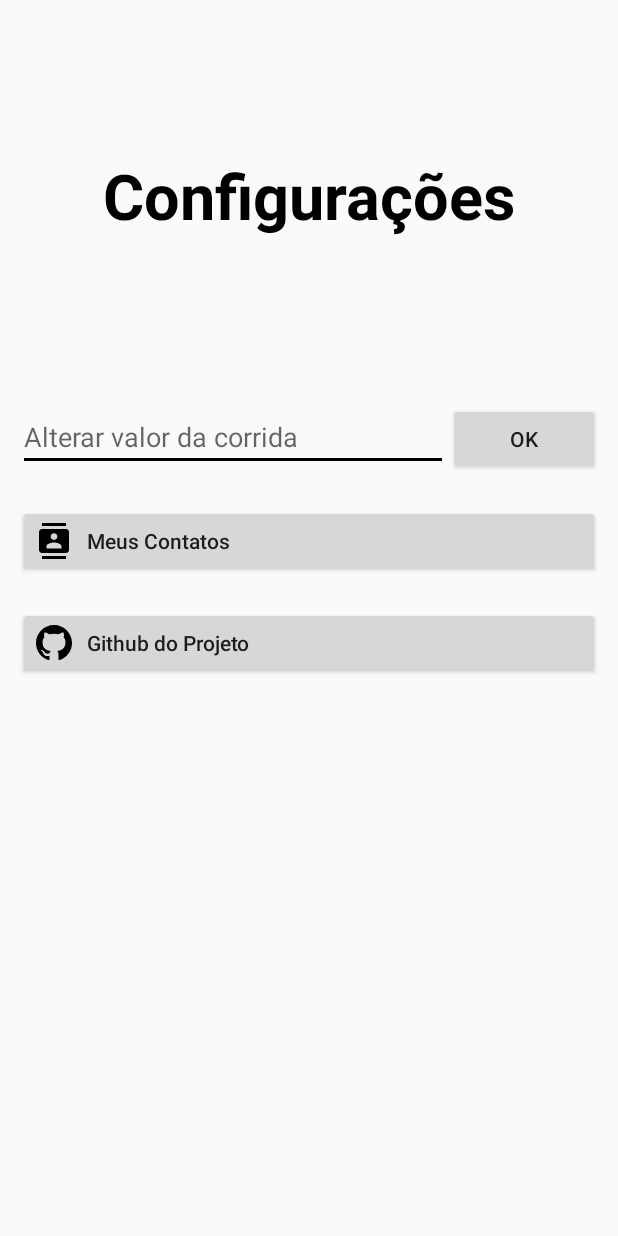
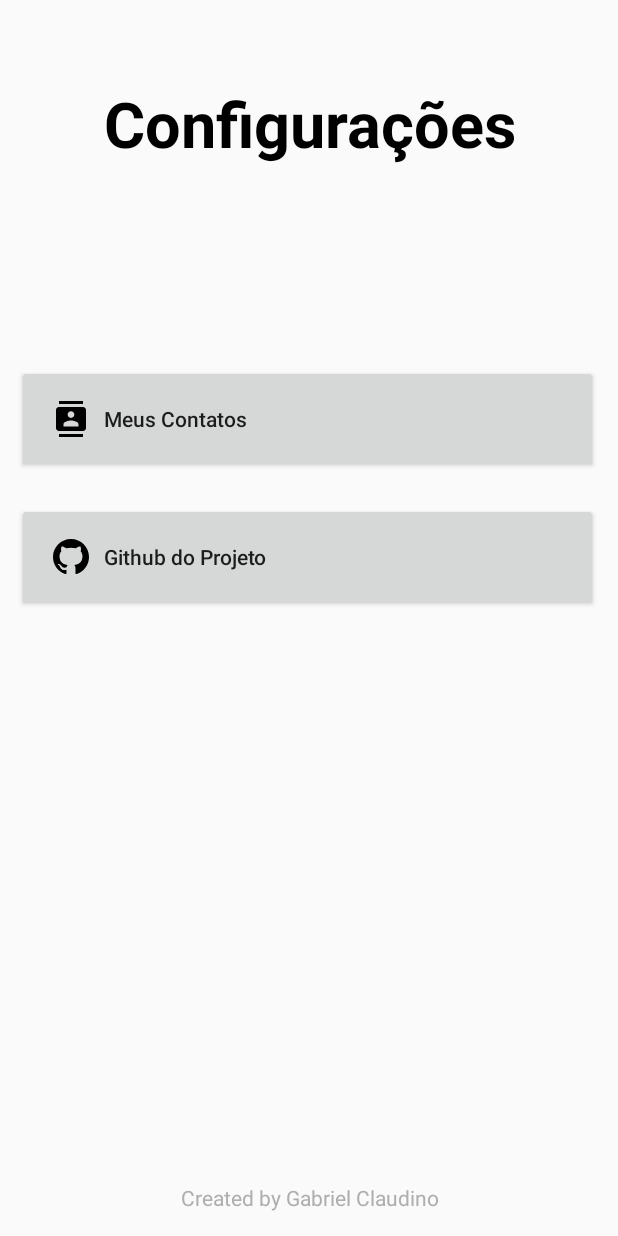
Before and after one commit to Claudino2001/CarBill, an Android app: the screen it shows after launch (TelaConfiguracoes), after a tap on an icon or button, on a phone screen of 412 x 824 dp. Run offline under Robolectric (Android 15) with nearby library versions, the phone set to English and light mode, and no system bars.

Commit message:
erro: MainActivity não atauliza após quitar dívida.

```diff
--- a/CarBillProject/app/src/main/AndroidManifest.xml
+++ b/CarBillProject/app/src/main/AndroidManifest.xml
@@ -18,7 +18,8 @@
             android:name=".TelaConfiguracoes"
             android:exported="false"
             android:label="Configurações"
-            android:parentActivityName=".MainActivity" />
+            android:parentActivityName=".MainActivity"
+            android:screenOrientation="portrait"/>
         <activity
             android:name=".TelaInfoPerson"
             android:exported="false"
--- a/CarBillProject/app/src/main/java/br/com/application/carbill/MainActivity.java
+++ b/CarBillProject/app/src/main/java/br/com/application/carbill/MainActivity.java
@@ -140,7 +140,7 @@ public class MainActivity extends AppCompatActivity {
                     "INNER JOIN tb_viagem ON tb_pessoa.id_pessoa = tb_viagem.id_pessoa " +
                     "INNER JOIN tb_tipo ON tb_viagem.id_tipo = tb_tipo.id_tipo " +
                     "group by nome " +
-                    "order by data;", null);
+                    "order by Total desc;", null);
 
             pessoas = new ArrayList<PessoaResumoTelaInical>();
 
@@ -174,8 +174,8 @@ public class MainActivity extends AppCompatActivity {
 
     @Override
     protected void onResume() {
+        super.onResume();
         listarDadosTelaInicial();
-        super.onResume();
     }
 
     public void registrarTiposDeViagem(){
--- a/CarBillProject/app/src/main/java/br/com/application/carbill/TelaConfiguracoes.java
+++ b/CarBillProject/app/src/main/java/br/com/application/carbill/TelaConfiguracoes.java
@@ -2,13 +2,32 @@ package br.com.application.carbill;
 
 import androidx.appcompat.app.AppCompatActivity;
 
+import android.content.Intent;
+import android.net.Uri;
 import android.os.Bundle;
+import android.view.View;
+import android.widget.Button;
 
 public class TelaConfiguracoes extends AppCompatActivity {
+
+    public Button btnGitHub, btnContatos;
 
     @Override
     protected void onCreate(Bundle savedInstanceState) {
         super.onCreate(savedInstanceState);
         setContentView(R.layout.activity_tela_configuracoes);
+
+        btnGitHub = (Button) findViewById(R.id.btnGitHub);
+        btnContatos = (Button) findViewById(R.id.btnContatos);
+
+        btnGitHub.setOnClickListener(new View.OnClickListener() {
+            @Override
+            public void onClick(View view) {
+                Intent myWebLink = new Intent(android.content.Intent.ACTION_VIEW);
+                myWebLink.setData(Uri.parse("https://github.com/Claudino2001/CarBill.git"));
+                startActivity(myWebLink);
+            }
+        });
+
     }
 }
--- a/CarBillProject/app/src/main/java/br/com/application/carbill/TelaDiaria.java
+++ b/CarBillProject/app/src/main/java/br/com/application/carbill/TelaDiaria.java
@@ -79,12 +79,12 @@ public class TelaDiaria extends AppCompatActivity {
         try{
             banco = openOrCreateDatabase(DATABASE_NAME, MODE_PRIVATE, null);
 
-            Cursor meuCursor = banco.rawQuery("SELECT id_pessoa,nome FROM tb_pessoa;", null);
+            Cursor meuCursor = banco.rawQuery("SELECT id_pessoa,apelido FROM tb_pessoa order by apelido desc;", null);
 
             if (meuCursor.moveToFirst()) {
                 do {
                     int id_pessoa = meuCursor.getInt((int) meuCursor.getColumnIndex("id_pessoa"));
-                    String nome = meuCursor.getString((int) meuCursor.getColumnIndex("nome"));
+                    String nome = meuCursor.getString((int) meuCursor.getColumnIndex("apelido"));
                     PessoaResumoTelaDiaria pessoa = new PessoaResumoTelaDiaria(nome, id_pessoa);
                     pessoas.add(pessoa);
                 } while (meuCursor.moveToNext());
--- a/CarBillProject/app/src/main/java/br/com/application/carbill/TelaInfoPerson.java
+++ b/CarBillProject/app/src/main/java/br/com/application/carbill/TelaInfoPerson.java
@@ -157,7 +157,6 @@ public class TelaInfoPerson extends AppCompatActivity {
                 quitarDivida();
                 listarInformacoes();
                 finish();
-                startActivity(new Intent(TelaInfoPerson.this, MainActivity.class));
                 Toast.makeText(TelaInfoPerson.this, pessoa.getNome() + pessoa.getSobrenome() + " não possui mais dívidas.", Toast.LENGTH_SHORT).show();
             }
         });
--- a/CarBillProject/app/src/main/res/layout/activity_tela_configuracoes.xml
+++ b/CarBillProject/app/src/main/res/layout/activity_tela_configuracoes.xml
@@ -12,8 +12,10 @@
         android:id="@+id/titulodaTelaCorridaDiaria2"
         android:layout_width="wrap_content"
         android:layout_height="wrap_content"
-        android:layout_marginTop="56dp"
-        android:layout_marginBottom="24dp"
+        android:layout_marginStart="69dp"
+        android:layout_marginTop="54dp"
+        android:layout_marginEnd="67dp"
+        android:layout_marginBottom="21dp"
         android:foregroundGravity="center"
         android:gravity="center"
         android:text="Configurações"
@@ -22,43 +24,22 @@
         android:textStyle="bold"
         app:layout_constraintBottom_toTopOf="@+id/linearLayout"
         app:layout_constraintEnd_toEndOf="parent"
+        app:layout_constraintHorizontal_bias="0.0"
         app:layout_constraintStart_toStartOf="parent"
-        app:layout_constraintTop_toTopOf="parent" />
+        app:layout_constraintTop_toTopOf="parent"
+        app:layout_constraintVertical_bias="0.0" />
 
     <LinearLayout
         android:id="@+id/linearLayout"
-        android:layout_width="388dp"
-        android:layout_height="568dp"
+        android:layout_width="387dp"
+        android:layout_height="513dp"
         android:layout_marginStart="11dp"
-        android:layout_marginEnd="12dp"
-        android:layout_marginBottom="27dp"
+        android:layout_marginEnd="13dp"
+        android:layout_marginBottom="52dp"
         android:orientation="vertical"
-        app:layout_constraintBottom_toBottomOf="parent"
+        app:layout_constraintBottom_toTopOf="@+id/txtCreatedBy"
         app:layout_constraintEnd_toEndOf="parent"
         app:layout_constraintStart_toStartOf="parent">
-
-        <LinearLayout
-            android:layout_width="match_parent"
-            android:layout_height="wrap_content"
-            android:layout_marginTop="40dp"
-            android:orientation="horizontal">
-
-            <EditText
-                android:id="@+id/inputNovoValorCorrida"
-                android:layout_width="wrap_content"
-                android:layout_height="wrap_content"
-                android:layout_weight="1"
-                android:ems="10"
-                android:hint="Alterar valor da corrida"
-                android:inputType="number|numberDecimal" />
-
-            <Button
-                android:id="@+id/btnConfirmarNovoValorCorrida"
-                android:layout_width="28dp"
-                android:layout_height="wrap_content"
-                android:layout_weight="1"
-                android:text="ok" />
-        </LinearLayout>
 
         <Button
             android:id="@+id/btnContatos"
@@ -68,20 +49,39 @@
             android:drawableLeft="@drawable/ic_contacts_black"
             android:gravity="center|left"
             android:isScrollContainer="false"
+            android:padding="24dp"
             android:text="   Meus Contatos"
             android:textAllCaps="false" />
 
         <Button
-            android:id="@+id/btnContatos2"
+
+            android:id="@+id/btnGitHub"
             android:layout_width="match_parent"
             android:layout_height="wrap_content"
             android:layout_marginTop="20dp"
             android:drawableLeft="@drawable/ic_github_1"
             android:gravity="center|left"
             android:isScrollContainer="false"
+            android:padding="24dp"
             android:text="   Github do Projeto"
             android:textAllCaps="false" />
 
     </LinearLayout>
 
+    <TextView
+        android:id="@+id/txtCreatedBy"
+        android:layout_width="wrap_content"
+        android:layout_height="wrap_content"
+        android:layout_marginStart="118dp"
+        android:layout_marginEnd="118dp"
+        android:layout_marginBottom="16dp"
+        android:foregroundGravity="center"
+        android:gravity="center"
+        android:text="Created by Gabriel Claudino"
+        android:textAlignment="center"
+        android:textColor="#AFAEAE"
+        app:layout_constraintBottom_toBottomOf="parent"
+        app:layout_constraintEnd_toEndOf="parent"
+        app:layout_constraintStart_toStartOf="parent" />
+
 </androidx.constraintlayout.widget.ConstraintLayout>
```
